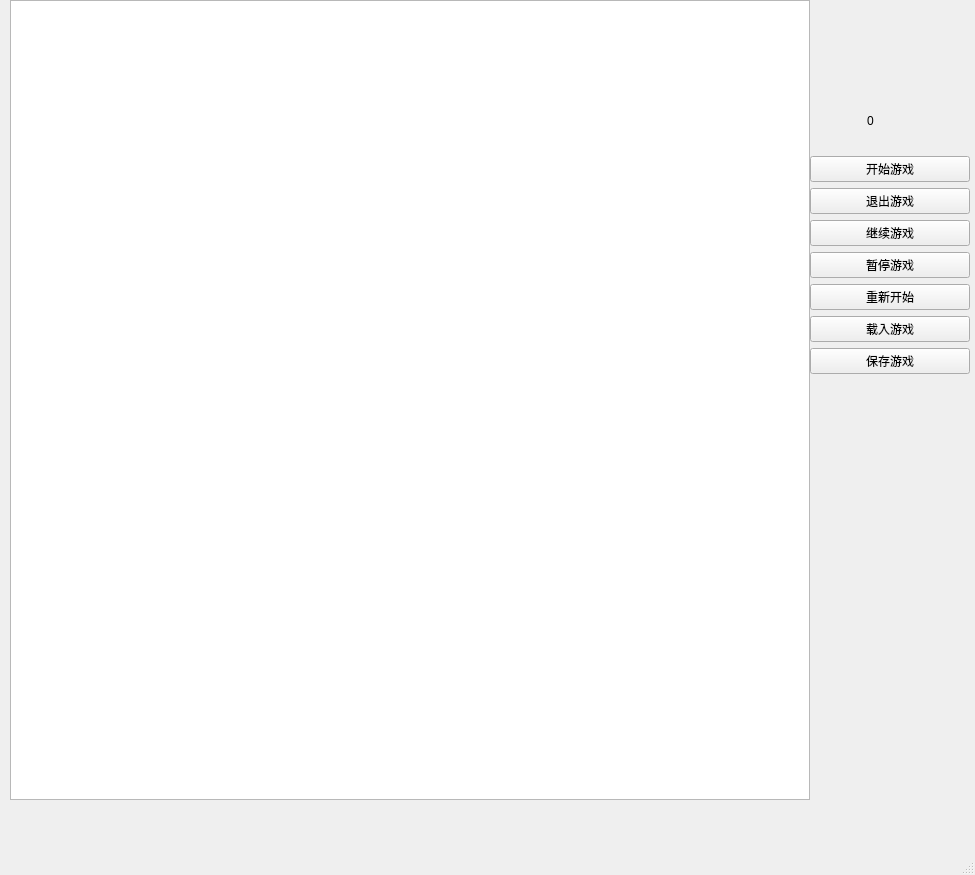
Above: mainwindow.ui from georgao35/snake-2020 before the change. Below: the same form after it.
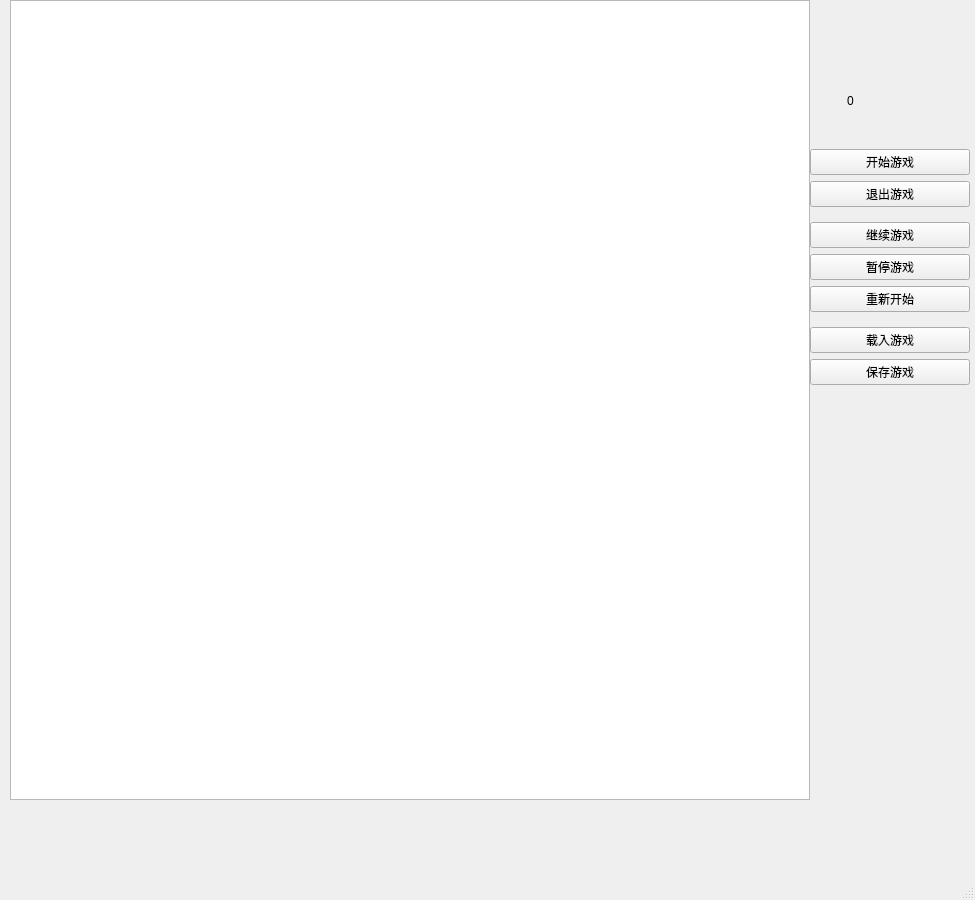
That is the form after the change.

Commit message: 修改food的产生位置

Diff of the .ui file:
```diff
--- a/mainwindow.ui
+++ b/mainwindow.ui
@@ -7,7 +7,7 @@
     <x>0</x>
     <y>0</y>
     <width>975</width>
-    <height>875</height>
+    <height>900</height>
    </rect>
   </property>
   <property name="windowTitle">
@@ -27,8 +27,8 @@
    <widget class="QLabel" name="timeDisplay">
     <property name="geometry">
      <rect>
-      <x>840</x>
-      <y>90</y>
+      <x>820</x>
+      <y>70</y>
       <width>61</width>
       <height>61</height>
      </rect>
@@ -46,7 +46,7 @@
       <x>810</x>
       <y>140</y>
       <width>160</width>
-      <height>251</height>
+      <height>254</height>
      </rect>
     </property>
     <layout class="QVBoxLayout" name="verticalLayout_4">
@@ -66,6 +66,8 @@
          </property>
         </widget>
        </item>
+      </layout>
+     </item>
        <item>
         <layout class="QVBoxLayout" name="verticalLayout_2">
          <item>
@@ -109,8 +111,6 @@
             <string>保存游戏</string>
            </property>
           </widget>
-         </item>
-        </layout>
        </item>
       </layout>
      </item>
```
Lines whose indentation alone changed are shown as unchanged. The commit also changes 1 other file.
